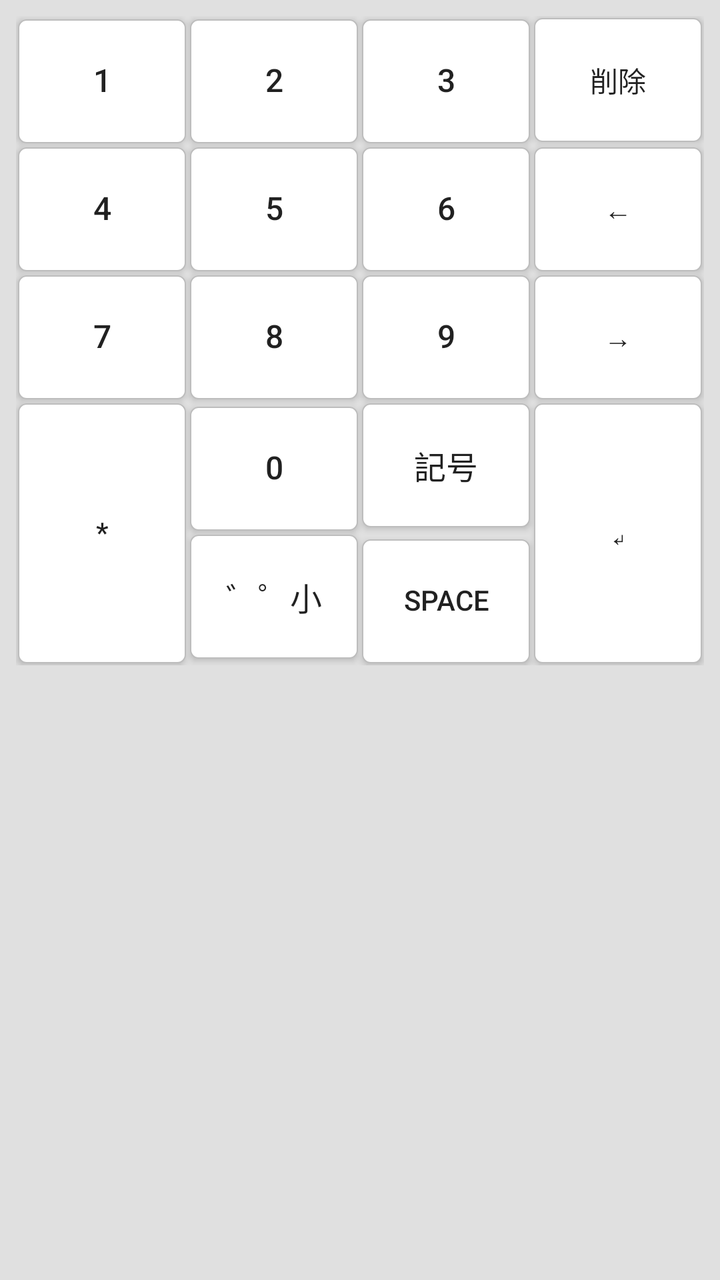
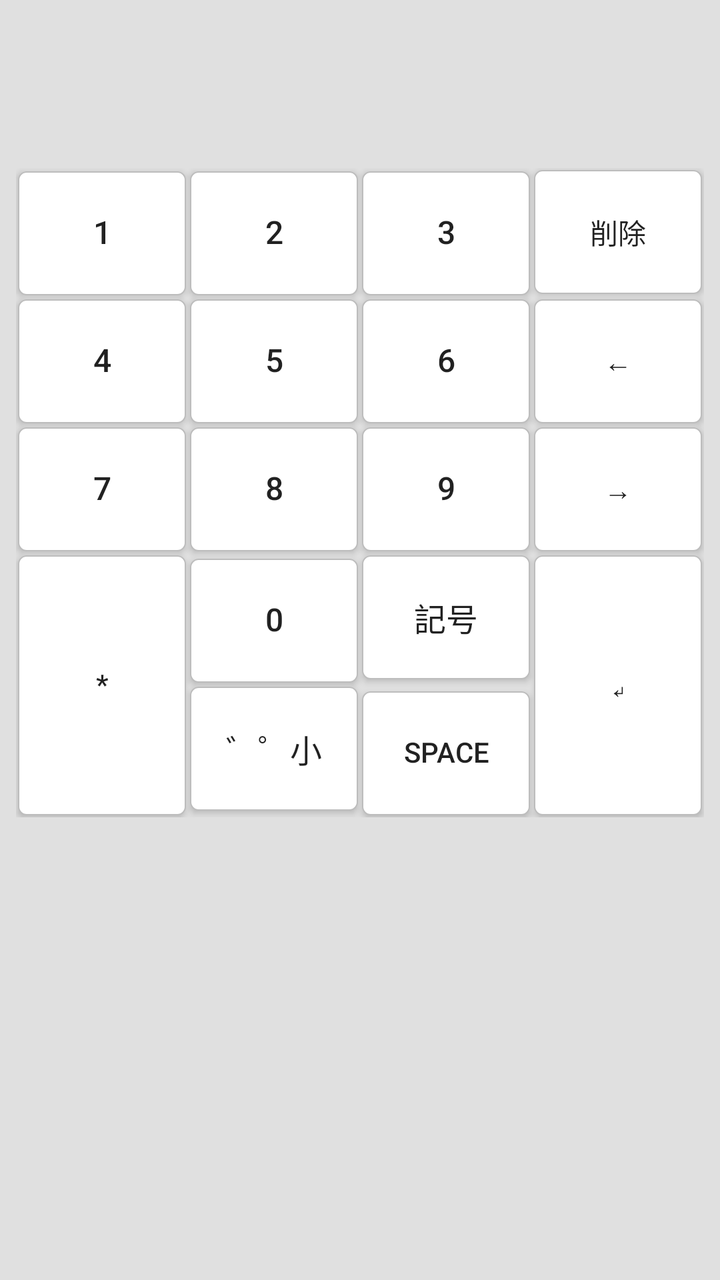

The first picture is an Android layout as it rendered before a commit; the second is the same layout after the commit. The layout source and the unified diff follow.
<!-- AndroidManifest.xml: application theme Theme.TwoTouchKeyboard -->
<!-- res/layout/keyboard_view.xml -->
<?xml version="1.0" encoding="utf-8"?>
<LinearLayout xmlns:android="http://schemas.android.com/apk/res/android"
    android:layout_width="match_parent"
    android:layout_height="wrap_content"
    android:background="@color/keyboard_background"
    android:orientation="vertical"
    android:padding="@dimen/keyboard_outer_padding">

    <TextView
        android:id="@+id/conversion_hint"
        android:layout_width="match_parent"
        android:layout_height="wrap_content"
        android:layout_marginBottom="4dp"
        android:paddingHorizontal="8dp"
        android:textColor="@color/candidate_text"
        android:textSize="13sp"
        android:visibility="gone" />

    <HorizontalScrollView
        android:id="@+id/candidate_scroll"
        android:layout_width="match_parent"
        android:layout_height="48dp"
        android:layout_marginBottom="8dp"
        android:background="@color/candidate_bar_background"
        android:fillViewport="true"
        android:scrollbars="none"
        android:visibility="gone">

        <LinearLayout
            android:id="@+id/candidate_container"
            android:layout_width="wrap_content"
            android:layout_height="match_parent"
            android:gravity="center_vertical"
            android:orientation="horizontal" />

    </HorizontalScrollView>

    <ViewFlipper
        android:id="@+id/keyboard_flipper"
        android:layout_width="match_parent"
        android:layout_height="wrap_content"
        android:measureAllChildren="false">

        <GridLayout
            android:id="@+id/keyboard_grid"
            android:layout_width="match_parent"
            android:layout_height="wrap_content"
            android:columnCount="4"
            android:rowCount="5"
            android:useDefaultMargins="false">

            <Button
                android:id="@+id/key_1"
                style="@style/KeyboardKey"
                android:layout_column="0"
                android:layout_row="0"
                android:text="1" />

            <Button
                android:id="@+id/key_2"
                style="@style/KeyboardKey"
                android:layout_column="1"
                android:layout_row="0"
                android:text="2" />

            <Button
                android:id="@+id/key_3"
                style="@style/KeyboardKey"
                android:layout_column="2"
                android:layout_row="0"
                android:text="3" />

            <Button
                android:id="@+id/key_delete"
                style="@style/KeyboardFunctionKey"
                android:layout_column="3"
                android:layout_row="0"
                android:text="@string/key_delete" />

            <Button
                android:id="@+id/key_4"
                style="@style/KeyboardKey"
                android:layout_column="0"
                android:layout_row="1"
                android:text="4" />

            <Button
                android:id="@+id/key_5"
                style="@style/KeyboardKey"
                android:layout_column="1"
                android:layout_row="1"
                android:text="5" />

            <Button
                android:id="@+id/key_6"
                style="@style/KeyboardKey"
                android:layout_column="2"
                android:layout_row="1"
                android:text="6" />

            <Button
                android:id="@+id/key_cursor_left"
                style="@style/KeyboardFunctionKey"
                android:layout_column="3"
                android:layout_row="1"
                android:text="@string/key_cursor_left" />

            <Button
                android:id="@+id/key_7"
                style="@style/KeyboardKey"
                android:layout_column="0"
                android:layout_row="2"
                android:text="7" />

            <Button
                android:id="@+id/key_8"
                style="@style/KeyboardKey"
                android:layout_column="1"
                android:layout_row="2"
                android:text="8" />

            <Button
                android:id="@+id/key_9"
                style="@style/KeyboardKey"
                android:layout_column="2"
                android:layout_row="2"
                android:text="9" />

            <Button
                android:id="@+id/key_cursor_right"
                style="@style/KeyboardFunctionKey"
                android:layout_column="3"
                android:layout_row="2"
                android:text="@string/key_cursor_right" />

            <Button
                android:id="@+id/key_star"
                style="@style/KeyboardTallKey"
                android:layout_column="0"
                android:layout_row="3"
                android:layout_rowSpan="2"
                android:text="*" />

            <Button
                android:id="@+id/key_0"
                style="@style/KeyboardKey"
                android:layout_column="1"
                android:layout_row="3"
                android:text="0" />

            <Button
                android:id="@+id/key_hash"
                style="@style/KeyboardKey"
                android:layout_column="2"
                android:layout_row="3"
                android:text="@string/key_symbols" />

            <Button
                android:id="@+id/key_enter"
                style="@style/KeyboardTallKey"
                android:layout_column="3"
                android:layout_row="3"
                android:layout_rowSpan="2"
                android:text="@string/key_enter" />

            <Button
                android:id="@+id/key_text_modifier"
                style="@style/KeyboardKey"
                android:layout_column="1"
                android:layout_row="4"
                android:text="@string/key_text_modifier_kana" />

            <Button
                android:id="@+id/key_space"
                style="@style/KeyboardSpaceKey"
                android:layout_column="2"
                android:layout_row="4"
                android:text="@string/key_space" />

        </GridLayout>

        <include layout="@layout/keyboard_symbol_view" />

    </ViewFlipper>

</LinearLayout>
<!-- res/layout/keyboard_symbol_view.xml (included above) -->
<?xml version="1.0" encoding="utf-8"?>
<GridLayout xmlns:android="http://schemas.android.com/apk/res/android"
    android:id="@+id/symbol_keyboard_grid"
    android:layout_width="match_parent"
    android:layout_height="wrap_content"
    android:columnCount="4"
    android:rowCount="4"
    android:useDefaultMargins="false">

    <Button
        android:id="@+id/symbol_key_comma"
        style="@style/KeyboardKey"
        android:layout_column="0"
        android:layout_row="0"
        android:text="、" />

    <Button
        android:id="@+id/symbol_key_period"
        style="@style/KeyboardKey"
        android:layout_column="1"
        android:layout_row="0"
        android:text="。" />

    <Button
        android:id="@+id/symbol_key_exclamation"
        style="@style/KeyboardKey"
        android:layout_column="2"
        android:layout_row="0"
        android:text="！" />

    <Button
        android:id="@+id/symbol_key_question"
        style="@style/KeyboardKey"
        android:layout_column="3"
        android:layout_row="0"
        android:text="？" />

    <Button
        android:id="@+id/symbol_key_middle_dot"
        style="@style/KeyboardKey"
        android:layout_column="0"
        android:layout_row="1"
        android:text="・" />

    <Button
        android:id="@+id/symbol_key_at"
        style="@style/KeyboardKey"
        android:layout_column="1"
        android:layout_row="1"
        android:text="@" />

    <Button
        android:id="@+id/symbol_key_hash"
        style="@style/KeyboardKey"
        android:layout_column="2"
        android:layout_row="1"
        android:text="#" />

    <Button
        android:id="@+id/symbol_key_ampersand"
        style="@style/KeyboardKey"
        android:layout_column="3"
        android:layout_row="1"
        android:text="&amp;" />

    <Button
        android:id="@+id/symbol_key_asterisk"
        style="@style/KeyboardKey"
        android:layout_column="0"
        android:layout_row="2"
        android:text="*" />

    <Button
        android:id="@+id/symbol_key_hyphen"
        style="@style/KeyboardKey"
        android:layout_column="1"
        android:layout_row="2"
        android:text="-" />

    <Button
        android:id="@+id/symbol_key_underscore"
        style="@style/KeyboardKey"
        android:layout_column="2"
        android:layout_row="2"
        android:text="_" />

    <Button
        android:id="@+id/symbol_key_plus"
        style="@style/KeyboardKey"
        android:layout_column="3"
        android:layout_row="2"
        android:text="+" />

    <Button
        android:id="@+id/symbol_key_equals"
        style="@style/KeyboardKey"
        android:layout_column="0"
        android:layout_row="3"
        android:text="=" />

    <Button
        android:id="@+id/symbol_key_slash"
        style="@style/KeyboardKey"
        android:layout_column="1"
        android:layout_row="3"
        android:text="/" />

    <Button
        android:id="@+id/symbol_key_colon"
        style="@style/KeyboardKey"
        android:layout_column="2"
        android:layout_row="3"
        android:text=":" />

    <Button
        android:id="@+id/symbol_key_close"
        style="@style/KeyboardFunctionKey"
        android:layout_column="3"
        android:layout_row="3"
        android:text="@string/key_symbol_close" />

</GridLayout>
<!-- resources referenced by this layout -->
<resources>
  <color name="candidate_bar_background">#FFFFFF</color>
  <color name="candidate_text">#212121</color>
  <color name="keyboard_background">#E0E0E0</color>
  <dimen name="keyboard_outer_padding">8dp</dimen>
  <string name="key_cursor_left">←</string>
  <string name="key_cursor_right">→</string>
  <string name="key_delete">削除</string>
  <string name="key_enter">↵</string>
  <string name="key_space">Space</string>
  <string name="key_symbol_close">閉じる</string>
  <string name="key_symbols">記号</string>
  <string name="key_text_modifier_kana">゛゜小</string>
  <style name="KeyboardFunctionKey" parent="KeyboardKey">
          <item name="android:textSize">14sp</item>
      </style>
  <style name="KeyboardKey">
          <item name="android:background">@drawable/key_background</item>
          <item name="android:layout_width">0dp</item>
          <item name="android:layout_height">@dimen/keyboard_key_height</item>
          <item name="android:layout_columnWeight">1</item>
          <item name="android:layout_gravity">fill_horizontal</item>
          <item name="android:layout_margin">@dimen/keyboard_key_margin</item>
          <item name="android:minHeight">0dp</item>
          <item name="android:minWidth">0dp</item>
          <item name="android:paddingLeft">0dp</item>
          <item name="android:paddingRight">0dp</item>
          <item name="android:paddingTop">0dp</item>
          <item name="android:paddingBottom">0dp</item>
          <item name="android:includeFontPadding">false</item>
          <item name="android:textSize">16sp</item>
      </style>
  <style name="KeyboardSpaceKey" parent="KeyboardKey">
          <item name="android:layout_height">@dimen/keyboard_key_height</item>
          <item name="android:textSize">14sp</item>
      </style>
  <style name="KeyboardTallKey" parent="KeyboardFunctionKey">
          <item name="android:layout_height">@dimen/keyboard_tall_key_height</item>
          <item name="android:layout_gravity">fill</item>
      </style>
  <style name="Theme.TwoTouchKeyboard" parent="android:Theme.Material.Light.NoActionBar" />
  <!-- drawable key_background (drawable) -->
  <?xml version="1.0" encoding="utf-8"?>
  <selector xmlns:android="http://schemas.android.com/apk/res/android">
      <item android:state_pressed="true">
          <shape android:shape="rectangle">
              <solid android:color="@color/key_pressed_background" />
              <stroke
                  android:width="@dimen/keyboard_key_stroke_width"
                  android:color="@color/key_border" />
              <corners android:radius="4dp" />
          </shape>
      </item>
      <item>
          <shape android:shape="rectangle">
              <solid android:color="@color/key_background" />
              <stroke
                  android:width="@dimen/keyboard_key_stroke_width"
                  android:color="@color/key_border" />
              <corners android:radius="4dp" />
          </shape>
      </item>
  </selector>
  <dimen name="keyboard_key_height">62dp</dimen>
  <dimen name="keyboard_key_margin">1dp</dimen>
  <dimen name="keyboard_tall_key_height">126dp</dimen>
  <color name="key_pressed_background">#BDBDBD</color>
  <dimen name="keyboard_key_stroke_width">0.5dp</dimen>
  <color name="key_border">#BDBDBD</color>
  <color name="key_background">#FFFFFF</color>
</resources>

<!-- the commit's change to res/layout/keyboard_view.xml (unified diff, before → after) -->
@@ -6,34 +6,47 @@
     android:orientation="vertical"
     android:padding="@dimen/keyboard_outer_padding">
 
-    <TextView
-        android:id="@+id/conversion_hint"
+    
+    <LinearLayout
+        android:id="@+id/candidate_bar_slot"
         android:layout_width="match_parent"
-        android:layout_height="wrap_content"
-        android:layout_marginBottom="4dp"
-        android:paddingHorizontal="8dp"
-        android:textColor="@color/candidate_text"
-        android:textSize="13sp"
-        android:visibility="gone" />
-
-    <HorizontalScrollView
-        android:id="@+id/candidate_scroll"
-        android:layout_width="match_parent"
-        android:layout_height="48dp"
-        android:layout_marginBottom="8dp"
-        android:background="@color/candidate_bar_background"
-        android:fillViewport="true"
-        android:scrollbars="none"
-        android:visibility="gone">
-
-        <LinearLayout
-            android:id="@+id/candidate_container"
-            android:layout_width="wrap_content"
-            android:layout_height="match_parent"
+        android:layout_height="@dimen/candidate_slot_height"
+        android:layout_marginBottom="@dimen/candidate_bar_margin_bottom"
+        android:background="@android:color/transparent"
+        android:orientation="vertical">
+
+        <TextView
+            android:id="@+id/conversion_hint"
+            android:layout_width="match_parent"
+            android:layout_height="@dimen/conversion_hint_height"
+            android:ellipsize="end"
             android:gravity="center_vertical"
-            android:orientation="horizontal" />
-
-    </HorizontalScrollView>
+            android:includeFontPadding="false"
+            android:maxLines="1"
+            android:paddingHorizontal="8dp"
+            android:textColor="@color/candidate_text"
+            android:textSize="13sp"
+            android:visibility="gone" />
+
+        <HorizontalScrollView
+            android:id="@+id/candidate_scroll"
+            android:layout_width="match_parent"
+            android:layout_height="0dp"
+            android:layout_weight="1"
+            android:background="@android:color/transparent"
+            android:fillViewport="true"
+            android:scrollbars="none">
+
+            <LinearLayout
+                android:id="@+id/candidate_container"
+                android:layout_width="wrap_content"
+                android:layout_height="match_parent"
+                android:gravity="center_vertical"
+                android:orientation="horizontal" />
+
+        </HorizontalScrollView>
+
+    </LinearLayout>
 
     <ViewFlipper
         android:id="@+id/keyboard_flipper"
<!-- resource entries referenced after the edit -->
@@ -1,8 +1,10 @@
 <!-- resources referenced by this layout -->
 <resources>
-  <color name="candidate_bar_background">#FFFFFF</color>
   <color name="candidate_text">#212121</color>
   <color name="keyboard_background">#E0E0E0</color>
+  <dimen name="candidate_bar_margin_bottom">8dp</dimen>
+  <dimen name="candidate_slot_height">68dp</dimen>
+  <dimen name="conversion_hint_height">20dp</dimen>
   <dimen name="keyboard_outer_padding">8dp</dimen>
   <string name="key_cursor_left">←</string>
   <string name="key_cursor_right">→</string>
